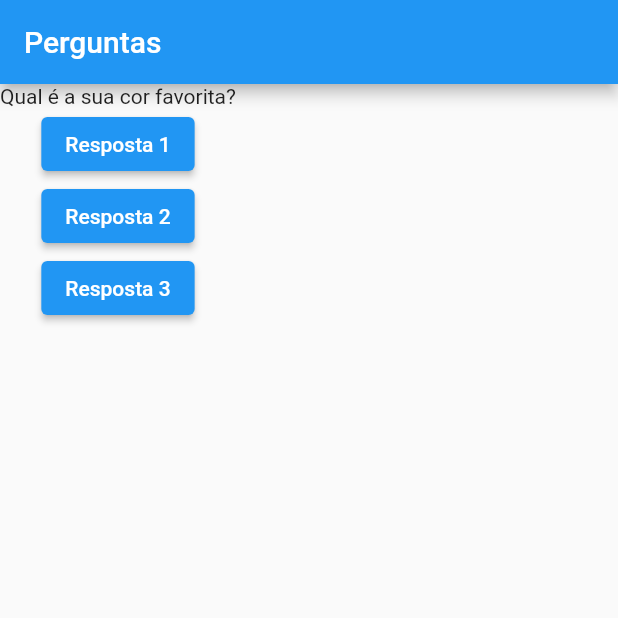
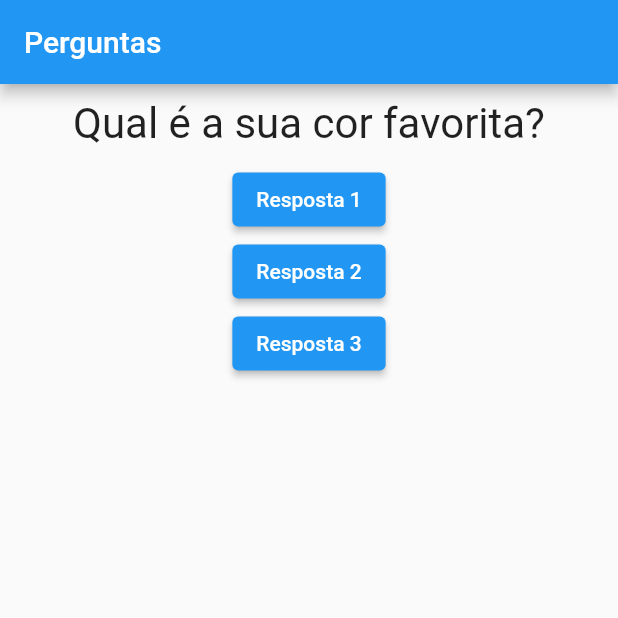
Before and after one commit to fvieir/flutter-projeto_perguntas_repostas, a Flutter app: the screen it shows after launch, on a phone screen of 412 x 824 dp, the top half of it. Run offline on Flutter 3.47's test engine with Material 2 defaults, Android fonts, the light colour scheme and no system bars.

Commit message:
Adicionando componente container para organizar

```diff
--- a/lib/questao.dart
+++ b/lib/questao.dart
@@ -7,6 +7,14 @@
 
   @override
   Widget build(BuildContext context) {
-    return Text(texto);
+    return Container(
+      width: double.infinity,
+      margin: const EdgeInsets.all(10),
+      child: Text(
+        texto,
+        style: const TextStyle(fontSize: 28),
+        textAlign: TextAlign.center,
+      ),
+    );
   }
 }
```
